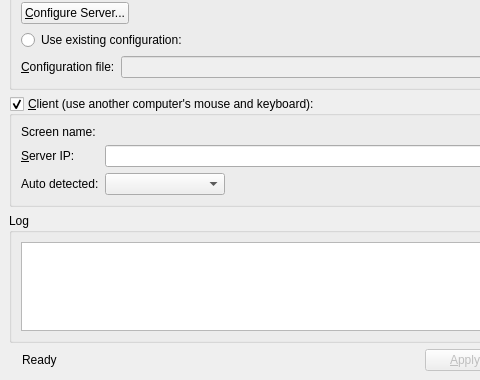
First picture: the form in src/gui/src/MainWindowBase.ui, repository deskflow/deskflow, before the edit; both pictures show x 0 to 480 and y 170 to 550 of the 600 by 550 pixel window.
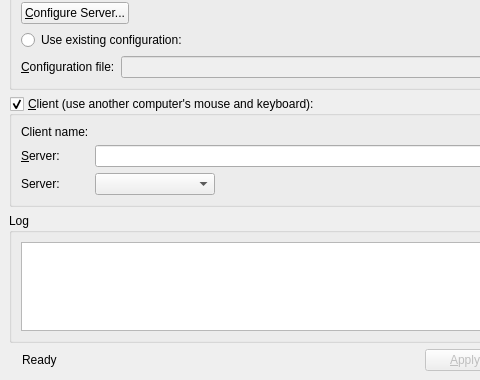
Second picture: the form after the edit. Icons and pictures are not drawn.

Commit message:
#6338 Use either manual or auto config in main window
Only enable/disable auto-config when saving settings, and only start the server/client when clicking Start/Stop/Apply.

The edit to the form file:
```diff
--- a/src/gui/src/MainWindowBase.ui
+++ b/src/gui/src/MainWindowBase.ui
@@ -291,7 +291,7 @@
        <item row="0" column="0">
         <widget class="QLabel" name="label_5">
          <property name="text">
-          <string>Screen name:</string>
+          <string>Client name:</string>
          </property>
         </widget>
        </item>
@@ -305,7 +305,7 @@
        <item row="2" column="0">
         <widget class="QLabel" name="m_pLabelServerName">
          <property name="text">
-          <string>&amp;Server IP:</string>
+          <string>&amp;Server:</string>
          </property>
          <property name="buddy">
           <cstring>m_pLineEditHostname</cstring>
@@ -334,7 +334,7 @@
        <item row="3" column="0">
         <widget class="QLabel" name="m_pLabelAutoDetected">
          <property name="text">
-          <string>Auto detected:</string>
+          <string>Server:</string>
          </property>
         </widget>
        </item>
```
Left out of the diff: 8 changed lines with no effect on the pictures. The commit also changes 9 other files.
